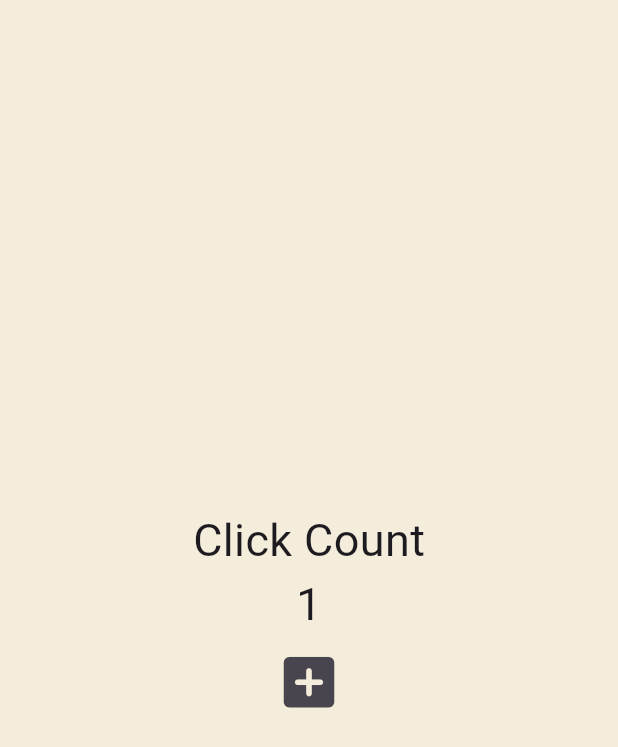
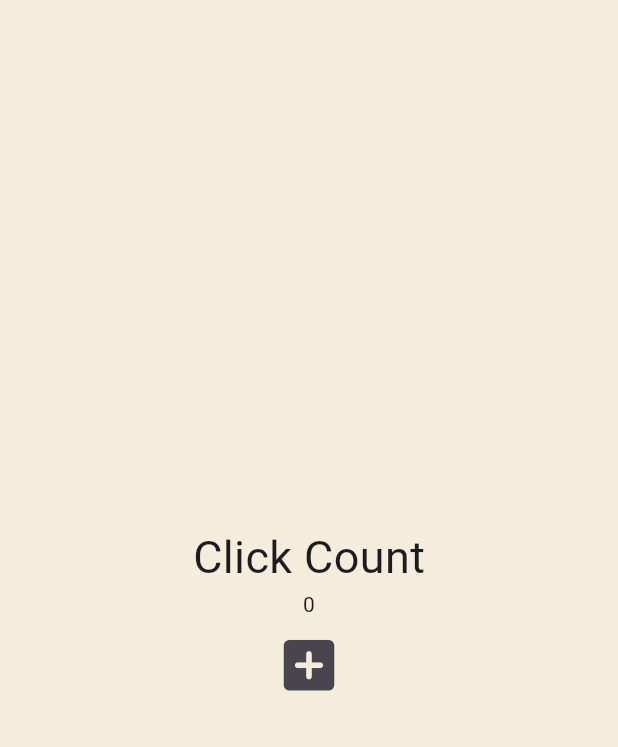
Before and after one commit to moztiq/nc-flutter-stateful, a Flutter app: the screen it shows after launch, after a tap on the "add box" icon, on a phone screen of 412 x 824 dp. Shown: the top 747 px of the screen. Run offline on Flutter 3.47's test engine with Material 3 defaults, Android fonts, the light colour scheme and no system bars.

Commit message:
state recap

```diff
--- a/lib/main.dart
+++ b/lib/main.dart
@@ -12,11 +12,11 @@ class App extends StatefulWidget {
 }
 
 class _AppState extends State<App> {
-  int counter = 0;
+  List<int> numbers = [];
 
   void onPressed() {
     setState(() {
-      counter = counter + 1;
+      numbers.add(numbers.length);
     });
   }
 
@@ -35,12 +35,7 @@ class _AppState extends State<App> {
                   fontSize: 30,
                 ),
               ),
-              Text(
-                '$counter',
-                style: const TextStyle(
-                  fontSize: 30,
-                ),
-              ),
+              for (var i in numbers) Text('$i'),
               IconButton(
                   iconSize: 45,
                   onPressed: onPressed,
```
